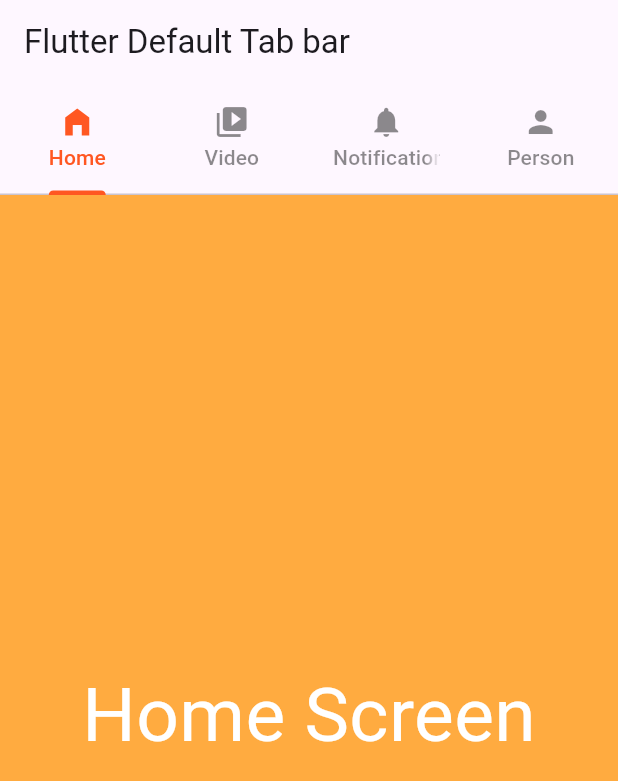
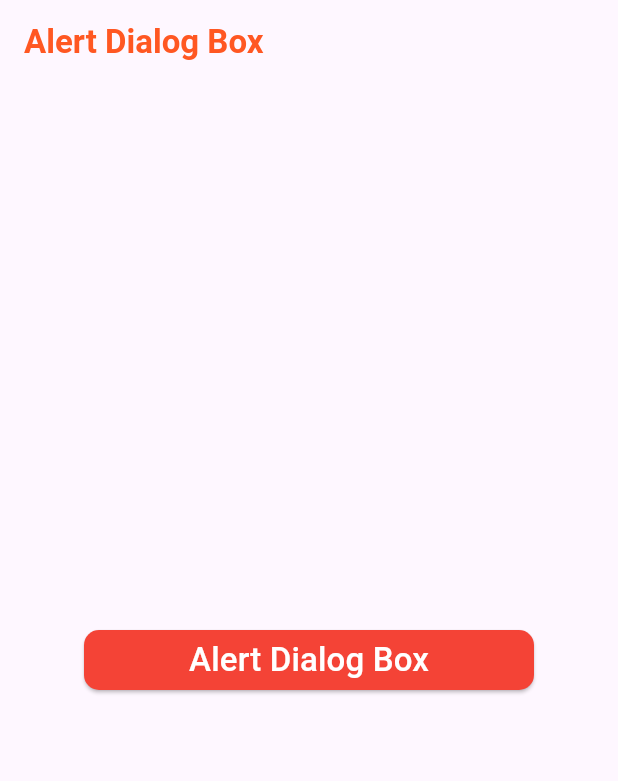
Before and after one commit to rahulkumardev24/flutter_all_widgets, a Flutter app: the screen it shows after launch, on a phone screen of 412 x 824 dp. Shown: the top 781 px of the screen. Run offline on Flutter 3.47's test engine with Material 3 defaults, Android fonts, the phone set to English and light mode, and no system bars; our stand-ins replace carousel_slider, curved_navigation_bar.

Commit message:
Alert Dialog box

```diff
--- /dev/null
+++ b/lib/Dialog Box In Flutter/alert_dialog_box.dart
@@ -0,0 +1,92 @@
+import 'package:flutter/material.dart';
+
+class AlertDialogBox extends StatefulWidget {
+  const AlertDialogBox({super.key});
+
+  @override
+  State<AlertDialogBox> createState() => _AlertDialogBoxState();
+}
+
+class _AlertDialogBoxState extends State<AlertDialogBox> {
+  @override
+  Widget build(BuildContext context) {
+    return Scaffold(
+      appBar: AppBar(
+        title: const Text(
+          "Alert Dialog Box",
+          style: TextStyle(
+            fontSize: 22,
+            color: Colors.deepOrange,
+            fontWeight: FontWeight.bold,
+          ),
+        ),
+      ),
+      body: Center(
+        child: Column(
+          mainAxisAlignment: MainAxisAlignment.center,
+          crossAxisAlignment: CrossAxisAlignment.center,
+          children: [
+            SizedBox(
+              width: 300,
+              child: ElevatedButton(
+
+                  /// HERE WE APPLY
+                  onPressed: () {
+                    showDialog(
+                        context: context,
+                        builder: (BuildContext context) {
+                          return AlertDialog(
+                            title: const Text(
+                              "Are you sure to Delete ? ",
+                              style: TextStyle(
+                                  fontSize: 25, fontWeight: FontWeight.bold),
+                            ),
+                            shadowColor: Colors.black,
+                            elevation: 10,
+                            backgroundColor: Colors.blue.shade100,
+                            alignment: Alignment.center,
+                            actions: [
+                              TextButton(
+                                  onPressed: () {
+                                    ScaffoldMessenger.of(context).showSnackBar(
+                                        const SnackBar(
+                                            content: Text("Item is deleted")));
+                                    Navigator.pop(context);
+                                  },
+                                  child: const Text(
+                                    "Ok",
+                                    style: TextStyle(
+                                        fontSize: 20, color: Colors.green),
+                                  )),
+                              TextButton(
+                                  onPressed: () {
+                                    Navigator.pop(context);
+                                  },
+                                  child: const Text(
+                                    "Cancel",
+                                    style: TextStyle(
+                                        fontSize: 20, color: Colors.red),
+                                  )),
+                            ],
+                          );
+                        });
+                  },
+                  style: ElevatedButton.styleFrom(
+                      shape: RoundedRectangleBorder(
+                          borderRadius: BorderRadius.circular(10)),
+                      backgroundColor: Colors.red),
+                  child: const Text(
+                    "Alert Dialog Box",
+                    style: TextStyle(fontSize: 22, color: Colors.white),
+                  )),
+            )
+          ],
+        ),
+      ),
+    );
+  }
+}
+
+/// IN THIS VIDEO WE SHOW ALERT DIALOG BOX WHEN CLICKING ON ALERT DIALOG BOX BUTTON
+/// COMPLETE
+/// FINAL CHECK
--- a/lib/main.dart
+++ b/lib/main.dart
@@ -10,6 +10,8 @@
 import 'package:flutter_all_concept/menu_screen.dart';
 import 'package:flutter_all_concept/splash_screen.dart';
 import 'package:flutter_all_concept/tab%20in%20flutter/flutter_deafult_tab.dart';
+
+import 'Dialog Box In Flutter/alert_dialog_box.dart';
 
 void main() {
   runApp(const MyApp());
@@ -26,6 +28,6 @@
           colorScheme: ColorScheme.fromSeed(seedColor: Colors.deepPurple),
           useMaterial3: true,
         ),
-        home: const FlutterDeafultTab());
+        home:  const AlertDialogBox());
   }
 }
--- a/lib/tab in flutter/flutter_deafult_tab.dart
+++ b/lib/tab in flutter/flutter_deafult_tab.dart
@@ -48,8 +48,10 @@
           /// here we show tabs related contain
           body: TabBarView(
 
-              /// you can also craete here multiple screen for all tabs
-              /// here we call the screen
+              /// you can also create here multiple screen for all tabs
+             /// --------------------_________________----------------__________________-------------------
+            /// here we call the screen
+
               children: [
                 HomeScreen(),
                 const MyModelBottomSheet(),
```
Also changed, not shown: Screenshot_20241215_232200.png (added), Screenshot_20241221_214855.png (added), Screenshot_20241221_214904.png (added).
